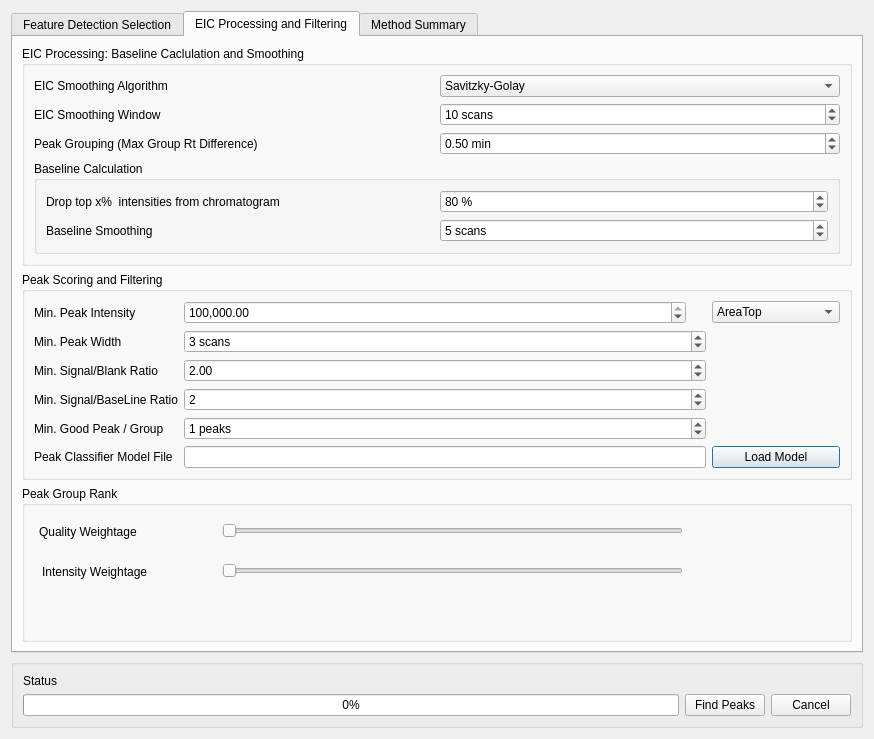
Old version of the form mzroll/forms/peakdetectiondialog.ui in the repository ElucidataInc/ElMaven.
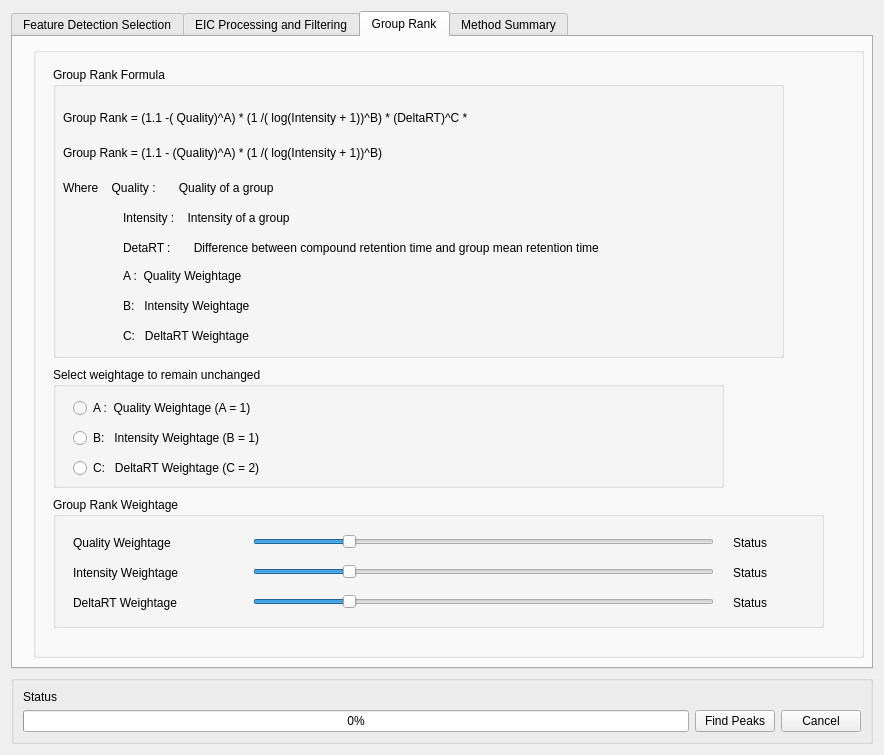
New version of the form. The open tabs and pages were chosen to show the change.

Commit message:
Ftr: New tab for providing weightage to the parameters used in the      group rank formula is added in peak detection dialog.
   - In case of retention time matching, out of three parameters
     (quality, intensity, deltaRT) one of the parameters remains
     constant, otherwise the group rank formula will not consider
     deltaRT as parameter and the other two parameters's weightage
     will vary according to user input.

   - According to the above two cases, group rank tab is designed
     to provide options for particular formula.

The edit to the form file:
```diff
--- a/mzroll/forms/peakdetectiondialog.ui
+++ b/mzroll/forms/peakdetectiondialog.ui
@@ -6,8 +6,8 @@
    <rect>
     <x>0</x>
     <y>0</y>
-    <width>874</width>
-    <height>739</height>
+    <width>884</width>
+    <height>755</height>
    </rect>
   </property>
   <property name="windowTitle">
@@ -708,17 +708,159 @@
          </layout>
         </widget>
        </item>
-       <item row="2" column="0">
+      </layout>
+     </widget>
+     <widget class="QWidget" name="peakGroupRank">
+      <attribute name="title">
+       <string>Group Rank</string>
+      </attribute>
         <widget class="QGroupBox" name="groupBox_2">
+       <property name="geometry">
+        <rect>
+         <x>20</x>
+         <y>10</y>
+         <width>831</width>
+         <height>611</height>
+        </rect>
+       </property>
          <property name="title">
-          <string>Peak Group Rank</string>
+        <string/>
+       </property>
+       <widget class="QGroupBox" name="groupBox_5">
+        <property name="geometry">
+         <rect>
+          <x>20</x>
+          <y>20</y>
+          <width>731</width>
+          <height>291</height>
+         </rect>
+        </property>
+        <property name="title">
+         <string>Group Rank Formula</string>
+        </property>
+        <widget class="QLabel" name="label_26">
+         <property name="geometry">
+          <rect>
+           <x>10</x>
+           <y>30</y>
+           <width>661</width>
+           <height>41</height>
+          </rect>
+         </property>
+         <property name="text">
+          <string>Group Rank = (1.1 -( Quality)^A) * (1 /( log(Intensity + 1))^B) * (DeltaRT)^C *</string>
+         </property>
+        </widget>
+        <widget class="QLabel" name="label_27">
+         <property name="geometry">
+          <rect>
+           <x>10</x>
+           <y>70</y>
+           <width>671</width>
+           <height>31</height>
+          </rect>
+         </property>
+         <property name="text">
+          <string>Group Rank = (1.1 - (Quality)^A) * (1 /( log(Intensity + 1))^B) </string>
+         </property>
+        </widget>
+        <widget class="QLabel" name="label_28">
+         <property name="geometry">
+          <rect>
+           <x>10</x>
+           <y>110</y>
+           <width>291</width>
+           <height>21</height>
+          </rect>
+         </property>
+         <property name="text">
+          <string>Where    Quality :       Quality of a group</string>
+         </property>
+        </widget>
+        <widget class="QLabel" name="label_29">
+         <property name="geometry">
+          <rect>
+           <x>70</x>
+           <y>140</y>
+           <width>281</width>
+           <height>21</height>
+          </rect>
+         </property>
+         <property name="text">
+          <string>Intensity :    Intensity of a group</string>
+         </property>
+        </widget>
+        <widget class="QLabel" name="label_30">
+         <property name="geometry">
+          <rect>
+           <x>70</x>
+           <y>170</y>
+           <width>631</width>
+           <height>21</height>
+          </rect>
+         </property>
+         <property name="text">
+          <string>DetaRT :       Difference between compound retention time and group mean retention time</string>
+         </property>
+        </widget>
+        <widget class="QLabel" name="label_31">
+         <property name="geometry">
+          <rect>
+           <x>70</x>
+           <y>200</y>
+           <width>281</width>
+           <height>17</height>
+          </rect>
+         </property>
+         <property name="text">
+          <string>A :  Quality Weightage</string>
+         </property>
+        </widget>
+        <widget class="QLabel" name="label_32">
+         <property name="geometry">
+          <rect>
+           <x>70</x>
+           <y>230</y>
+           <width>271</width>
+           <height>17</height>
+          </rect>
+         </property>
+         <property name="text">
+          <string>B:   Intensity Weightage</string>
+         </property>
+        </widget>
+        <widget class="QLabel" name="label_33">
+         <property name="geometry">
+          <rect>
+           <x>70</x>
+           <y>260</y>
+           <width>201</width>
+           <height>17</height>
+          </rect>
+         </property>
+         <property name="text">
+          <string>C:   DeltaRT Weightage</string>
+         </property>
+        </widget>
+       </widget>
+       <widget class="QGroupBox" name="groupBox_6">
+        <property name="geometry">
+         <rect>
+          <x>20</x>
+          <y>450</y>
+          <width>771</width>
+          <height>131</height>
+         </rect>
+        </property>
+        <property name="title">
+         <string>Group Rank Weightage</string>
          </property>
          <widget class="QLabel" name="label_24">
           <property name="geometry">
            <rect>
-            <x>17</x>
+           <x>20</x>
             <y>30</y>
-            <width>181</width>
+           <width>171</width>
             <height>31</height>
            </rect>
           </property>
@@ -730,7 +872,7 @@
           <property name="geometry">
            <rect>
             <x>20</x>
-            <y>70</y>
+           <y>60</y>
             <width>181</width>
             <height>31</height>
            </rect>
@@ -743,7 +885,7 @@
           <property name="geometry">
            <rect>
             <x>200</x>
-            <y>70</y>
+           <y>60</y>
             <width>461</width>
             <height>29</height>
            </rect>
@@ -752,10 +894,16 @@
            <set>Qt::ImhDigitsOnly</set>
           </property>
           <property name="minimum">
-           <number>1</number>
+          <number>0</number>
           </property>
           <property name="maximum">
-           <number>100</number>
+          <number>5</number>
+         </property>
+         <property name="pageStep">
+          <number>1</number>
+         </property>
+         <property name="value">
+          <number>1</number>
           </property>
           <property name="orientation">
            <enum>Qt::Horizontal</enum>
@@ -771,11 +919,78 @@
            </rect>
           </property>
           <property name="minimum">
+          <number>0</number>
+         </property>
+         <property name="maximum">
+          <number>5</number>
+         </property>
+         <property name="pageStep">
            <number>1</number>
           </property>
+         <property name="value">
+          <number>1</number>
+         </property>
+         <property name="orientation">
+          <enum>Qt::Horizontal</enum>
+         </property>
+        </widget>
+        <widget class="QLabel" name="qualityWeightStatus">
+         <property name="geometry">
+          <rect>
+           <x>680</x>
+           <y>30</y>
+           <width>101</width>
+           <height>31</height>
+          </rect>
+         </property>
+         <property name="text">
+          <string>Status</string>
+         </property>
+        </widget>
+        <widget class="QLabel" name="intensityWeightStatus">
+         <property name="geometry">
+          <rect>
+           <x>680</x>
+           <y>60</y>
+           <width>101</width>
+           <height>31</height>
+          </rect>
+         </property>
+         <property name="text">
+          <string>Status</string>
+         </property>
+        </widget>
+        <widget class="QLabel" name="label_34">
+         <property name="geometry">
+          <rect>
+           <x>20</x>
+           <y>90</y>
+           <width>171</width>
+           <height>31</height>
+          </rect>
+         </property>
+         <property name="text">
+          <string>DeltaRT Weightage</string>
+         </property>
+        </widget>
+        <widget class="QSlider" name="deltaRTWeight">
+         <property name="geometry">
+          <rect>
+           <x>200</x>
+           <y>90</y>
+           <width>461</width>
+           <height>29</height>
+          </rect>
+         </property>
+         <property name="mouseTracking">
+          <bool>true</bool>
+         </property>
           <property name="maximum">
-           <number>100</number>
-          </property>
+          <number>5</number>
+         </property>
+         <property name="pageStep">
+          <number>1</number>
+         </property>
           <property name="value">
            <number>1</number>
           </property>
@@ -783,9 +998,73 @@
            <enum>Qt::Horizontal</enum>
           </property>
          </widget>
+        <widget class="QLabel" name="deltaRTWeightStatus">
+         <property name="geometry">
+          <rect>
+           <x>680</x>
+           <y>90</y>
+           <width>101</width>
+           <height>31</height>
+          </rect>
+         </property>
+         <property name="text">
+          <string>Status</string>
+         </property>
         </widget>
-       </item>
-      </layout>
+       </widget>
+       <widget class="QGroupBox" name="groupBox_7">
+        <property name="geometry">
+         <rect>
+          <x>20</x>
+          <y>320</y>
+          <width>671</width>
+          <height>121</height>
+         </rect>
+        </property>
+        <property name="title">
+         <string>Select weightage to remain unchanged</string>
+        </property>
+        <widget class="QRadioButton" name="qualityWeightButton">
+         <property name="geometry">
+          <rect>
+           <x>20</x>
+           <y>30</y>
+           <width>281</width>
+           <height>22</height>
+          </rect>
+         </property>
+         <property name="text">
+          <string>A :  Quality Weightage (A = 1)</string>
+         </property>
+        </widget>
+        <widget class="QRadioButton" name="intensityWeightButton">
+         <property name="geometry">
+          <rect>
+           <x>20</x>
+           <y>60</y>
+           <width>311</width>
+           <height>22</height>
+          </rect>
+         </property>
+         <property name="text">
+          <string>B:   Intensity Weightage (B = 1)</string>
+         </property>
+        </widget>
+        <widget class="QRadioButton" name="deltaRTWeightButton">
+         <property name="geometry">
+          <rect>
+           <x>20</x>
+           <y>90</y>
+           <width>361</width>
+           <height>22</height>
+          </rect>
+         </property>
+         <property name="text">
+          <string>C:   DeltaRT Weightage (C = 2)</string>
+         </property>
+        </widget>
+       </widget>
+      </widget>
      </widget>
      <widget class="QWidget" name="methodSummaryTab">
       <attribute name="title">
```
Left out of the diff: 6 changed lines with no effect on the pictures. Lines whose indentation alone changed are shown as unchanged. The commit also changes 6 other files.
